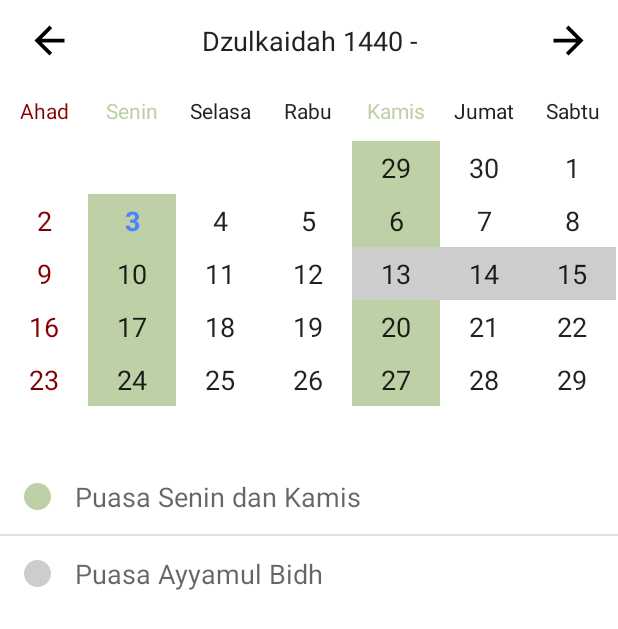
After one commit to alfirqotunnajiyah-com/androidafn, an Android app: the CalendarActivity screen opened directly, with no data from a screen before it, on a phone screen of 412 x 824 dp. The commit adds this screen. Shown: the top 629 px of the screen. Run offline under Robolectric (Android 15) with nearby library versions, the phone set to English and light mode, and no system bars.

Commit message:
add hijri calendar

```diff
--- a/app/build.gradle
+++ b/app/build.gradle
@@ -33,6 +33,7 @@ dependencies {
     //UI Lain
     implementation 'com.github.ybq:Android-SpinKit:1.2.0'
     implementation 'com.aurelhubert:ahbottomnavigation:2.2.0'
+    implementation 'net.danlew:android.joda:2.10.2'
 
     implementation "com.android.support:support-v4:+"
     implementation 'com.squareup.picasso:picasso:2.3.2'
--- /dev/null
+++ b/app/src/main/java/com/afn/afnapp/activity/CalendarActivity.java
@@ -0,0 +1,35 @@
+package com.afn.afnapp.activity;
+
+import android.os.Bundle;
+import android.support.v7.app.AppCompatActivity;
+import android.widget.Toast;
+
+import com.afn.afnapp.R;
+import com.afn.afnapp.widget.CalendarView;
+
+import java.text.DateFormat;
+import java.text.SimpleDateFormat;
+import java.util.Date;
+
+public class CalendarActivity extends AppCompatActivity {
+
+    @Override
+    protected void onCreate(Bundle savedInstanceState) {
+        super.onCreate(savedInstanceState);
+        setContentView(R.layout.activity_calendar);
+
+        CalendarView cv = ((CalendarView)findViewById(R.id.calendar_view));
+        cv.updateCalendar();
+
+        cv.setEventHandler(new CalendarView.EventHandler()
+        {
+            @Override
+            public void onDayLongPress(Date date)
+            {
+                // show returned day
+                DateFormat df = SimpleDateFormat.getDateInstance();
+                Toast.makeText(CalendarActivity.this, df.format(date), Toast.LENGTH_SHORT).show();
+            }
+        });
+    }
+}
--- a/app/src/main/java/com/afn/afnapp/fragment/FragmentBeranda.java
+++ b/app/src/main/java/com/afn/afnapp/fragment/FragmentBeranda.java
@@ -13,6 +13,7 @@ import android.widget.AdapterView;
 import com.afn.afnapp.R;
 import com.afn.afnapp.activity.AlQuranFeature.AlQuranActivity;
 import com.afn.afnapp.activity.ArahKiblat;
+import com.afn.afnapp.activity.CalendarActivity;
 import com.afn.afnapp.activity.DzikirPagiDanPetangActivity;
 import com.afn.afnapp.adapter.FiturAdapter;
 import com.afn.afnapp.model.FiturModel;
@@ -50,13 +51,15 @@ public class FragmentBeranda extends Fragment {
             "Dzikir Petang",
             "Al-Quran",
             "Arah Kiblat",
-            "Jadwal Sholat"
+            "Jadwal Sholat",
+            "Kalender Hijriah"
     };
     private int[] listGambarFitur = {
             R.drawable.ic_dzikir_pagi,
             R.drawable.ic_dzikir_petang,
             R.drawable.ic_quran,
             R.drawable.kompas_logo,
+            R.drawable.mosque,
             R.drawable.mosque
     };
 
@@ -106,6 +109,9 @@ public class FragmentBeranda extends Fragment {
                     startActivity(i);
                 } else if (ff.getFiturNama().equalsIgnoreCase("Jadwal Sholat")) {
                     Intent i = new Intent(getActivity(), JadwalSholat.class);
+                    startActivity(i);
+                } else if (ff.getFiturNama().equalsIgnoreCase("Kalender Hijriah")) {
+                    Intent i = new Intent(getActivity(), CalendarActivity.class);
                     startActivity(i);
                 }
             }
--- /dev/null
+++ b/app/src/main/java/com/afn/afnapp/widget/CalendarView.java
@@ -0,0 +1,366 @@
+package com.afn.afnapp.widget;
+
+import android.content.Context;
+import android.content.res.TypedArray;
+import android.graphics.Typeface;
+import android.util.AttributeSet;
+import android.view.LayoutInflater;
+import android.view.View;
+import android.view.ViewGroup;
+import android.widget.AdapterView;
+import android.widget.ArrayAdapter;
+import android.widget.GridView;
+import android.widget.ImageView;
+import android.widget.LinearLayout;
+import android.widget.ListView;
+import android.widget.TextView;
+
+import com.afn.afnapp.R;
+
+import org.joda.time.Chronology;
+import org.joda.time.DateTimeZone;
+import org.joda.time.LocalDate;
+import org.joda.time.chrono.ISOChronology;
+import org.joda.time.chrono.IslamicChronology;
+
+import java.util.ArrayList;
+import java.util.Calendar;
+import java.util.Date;
+import java.util.HashSet;
+
+public class CalendarView extends LinearLayout
+{
+    // for logging
+    private static final String LOGTAG = "Calendar View";
+
+    // how many days to show, defaults to six weeks, 42 days
+    private static final int DAYS_COUNT = 42;
+
+    // default date format
+    private static final String DATE_FORMAT = "MMM yyyy";
+
+    // date format
+    private String dateFormat;
+
+    // current displayed month
+    private Calendar currentDate = Calendar.getInstance();
+
+    //event handling
+    private EventHandler eventHandler = null;
+
+    // internal components
+    private LinearLayout header;
+    private ImageView btnPrev;
+    private ImageView btnNext;
+    private TextView txtDate;
+    private GridView grid;
+    private ListView listView;
+    private ListAdapter adapter;
+
+    Chronology iso = ISOChronology.getInstanceUTC();
+    Chronology hijri = IslamicChronology.getInstance(DateTimeZone.getDefault(), IslamicChronology.LEAP_YEAR_16_BASED);
+
+    private String[] sMonth = {"Muharram", "Safar", "Rabiul awal", "Rabiul akhir", "Jumadil awal", "Jumadil akhir", "Rajab", "Sya'ban", "Ramadhan", "Syawal", "Dzulkaidah", "Dzulhijjah"};
+    private ArrayList<String> textPuasa = new ArrayList<String>();
+    private ArrayList<Integer> colorPuasa = new ArrayList<Integer>();
+
+    private String tmp = "";
+
+    private int iMonth = currentDate.get(Calendar.MONTH);
+
+    public CalendarView(Context context)
+    {
+        super(context);
+    }
+
+    public CalendarView(Context context, AttributeSet attrs)
+    {
+        super(context, attrs);
+        initControl(context, attrs);
+    }
+
+    public CalendarView(Context context, AttributeSet attrs, int defStyleAttr)
+    {
+        super(context, attrs, defStyleAttr);
+        initControl(context, attrs);
+    }
+
+    /**
+     * Load control xml layout
+     */
+    private void initControl(Context context, AttributeSet attrs)
+    {
+        LayoutInflater inflater = (LayoutInflater) context.getSystemService(Context.LAYOUT_INFLATER_SERVICE);
+        inflater.inflate(R.layout.control_calendar, this);
+
+        loadDateFormat(attrs);
+        assignUiElements();
+        assignClickHandlers();
+
+        updateCalendar();
+    }
+
+    private void loadDateFormat(AttributeSet attrs)
+    {
+        TypedArray ta = getContext().obtainStyledAttributes(attrs, R.styleable.CalendarView);
+
+        try
+        {
+            // try to load provided date format, and fallback to default otherwise
+            dateFormat = ta.getString(R.styleable.CalendarView_dateFormat);
+            if (dateFormat == null)
+                dateFormat = DATE_FORMAT;
+        }
+        finally
+        {
+            ta.recycle();
+        }
+    }
+
+    private void assignUiElements()
+    {
+        // layout is inflated, assign local variables to components
+        header = (LinearLayout)findViewById(R.id.calendar_header);
+        btnPrev = (ImageView)findViewById(R.id.calendar_prev_button);
+        btnNext = (ImageView)findViewById(R.id.calendar_next_button);
+        txtDate = (TextView)findViewById(R.id.calendar_date_display);
+        grid = (GridView)findViewById(R.id.calendar_grid);
+        listView = (ListView)findViewById(R.id.lvPuasa);
+
+        adapter = new ListAdapter(getContext(), textPuasa, colorPuasa);
+        listView.setAdapter(adapter);
+    }
+
+    private void assignClickHandlers()
+    {
+        // add one month and refresh UI
+        btnNext.setOnClickListener(new OnClickListener()
+        {
+            @Override
+            public void onClick(View v)
+            {
+                //reset puasa
+                textPuasa.clear();
+                colorPuasa.clear();
+
+                currentDate.add(Calendar.MONTH, 1);
+                iMonth++;
+                updateCalendar();
+            }
+        });
+
+        // subtract one month and refresh UI
+        btnPrev.setOnClickListener(new OnClickListener()
+        {
+            @Override
+            public void onClick(View v)
+            {
+                if (iMonth >= 1) {
+                    //reset puasa
+                    textPuasa.clear();
+                    colorPuasa.clear();
+
+                    currentDate.add(Calendar.MONTH, -1);
+                    iMonth--;
+                    updateCalendar();
+                }
+            }
+        });
+
+        // long-pressing a day
+        grid.setOnItemLongClickListener(new AdapterView.OnItemLongClickListener()
+        {
+
+            @Override
+            public boolean onItemLongClick(AdapterView<?> view, View cell, int position, long id)
+            {
+                // handle long-press
+                if (eventHandler == null)
+                    return false;
+
+                eventHandler.onDayLongPress((Date)view.getItemAtPosition(position));
+                return true;
+            }
+        });
+    }
+
+    /**
+     * Display dates correctly in grid
+     */
+    public void updateCalendar()
+    {
+        updateCalendar(null);
+    }
+
+    /**
+     * Display dates correctly in grid
+     */
+    public void updateCalendar(HashSet<Date> events)
+    {
+        //reset title
+        tmp = "";
+
+        ArrayList<Date> cells = new ArrayList<>();
+        Calendar calendar = (Calendar)currentDate.clone();
+
+        // determine the cell for current month's beginning
+        calendar.set(Calendar.DAY_OF_MONTH, 1);
+        int monthBeginningCell = calendar.get(Calendar.DAY_OF_WEEK) - 1;
+
+        // move calendar backwards to the beginning of the week
+        calendar.add(Calendar.DAY_OF_MONTH, -monthBeginningCell);
+
+        // fill cells
+        while (cells.size() < DAYS_COUNT)
+        {
+            cells.add(calendar.getTime());
+            calendar.add(Calendar.DAY_OF_MONTH, 1);
+        }
+
+        // update grid
+        grid.setAdapter(new CalendarAdapter(getContext(), cells, events));
+    }
+
+
+    private class CalendarAdapter extends ArrayAdapter<Date>
+    {
+        // days with events
+        private HashSet<Date> eventDays;
+
+        // for view inflation
+        private LayoutInflater inflater;
+
+        public CalendarAdapter(Context context, ArrayList<Date> days, HashSet<Date> eventDays)
+        {
+            super(context, R.layout.control_calendar_day, days);
+            this.eventDays = eventDays;
+            inflater = LayoutInflater.from(context);
+        }
+
+        @Override
+        public View getView(int position, View view, ViewGroup parent)
+        {
+            // day in question
+            Date date = getItem(position);
+            int day = date.getDate();
+            int month = date.getMonth();
+            int year = date.getYear();
+
+            // today
+            Date today = new Date();
+
+            // inflate item if it does not exist yet
+            if (view == null)
+                view = inflater.inflate(R.layout.control_calendar_day, null, false);
+
+            // if this day has an event, specify event image
+            view.setBackgroundResource(0);
+            if (eventDays != null)
+            {
+                for (Date eventDate : eventDays)
+                {
+                    if (eventDate.getDate() == day &&
+                            eventDate.getMonth() == month &&
+                            eventDate.getYear() == year)
+                    {
+                        // mark this day for event
+                        view.setBackgroundResource(R.drawable.reminder);
+                        break;
+                    }
+                }
+            }
+
+            // clear styling
+            ((TextView)view).setTypeface(null, Typeface.NORMAL);
+            //((TextView)view).setTextColor(Color.BLACK);
+            ((TextView)view).setText("");
+
+            // set text
+            LocalDate todayIso = new LocalDate(LocalDate.fromDateFields(date), iso);
+            LocalDate todayHijri = new LocalDate(todayIso.toDateTimeAtStartOfDay(), hijri);
+            ((TextView)view).setText(String.valueOf(todayHijri.getDayOfMonth()));
+
+            // pewarnaan puasa -- sort by priority
+            if (month == iMonth % 12) {
+                if (todayHijri.getMonthOfYear()-1 == 9 && todayHijri.getDayOfMonth() == 1) {
+                    ((TextView)view).setBackgroundColor(getResources().getColor(R.color.dilarang));
+                    if (!colorPuasa.contains(R.color.dilarang)) {
+                        textPuasa.add("Hari yang dilarang Puasa");
+                        colorPuasa.add(R.color.dilarang);
+                    }
+                } else if (todayHijri.getMonthOfYear()-1 == 9 && (todayHijri.getDayOfMonth() >= 2 && todayHijri.getDayOfMonth() <= 7)) {
+                    ((TextView)view).setBackgroundColor(getResources().getColor(R.color.syawwal));
+                    if (!colorPuasa.contains(R.color.syawwal)) {
+                        textPuasa.add("Puasa 6 hari dibulan Syawwal");
+                        colorPuasa.add(R.color.syawwal);
+                    }
+                } else if (todayHijri.getMonthOfYear()-1 == 8) {
+                    ((TextView)view).setBackgroundColor(getResources().getColor(R.color.ramadhan));
+                    if (!colorPuasa.contains(R.color.ramadhan)) {
+                        textPuasa.add("Puasa Ramadhan");
+                        colorPuasa.add(R.color.ramadhan);
+                    }
+                } else if (todayHijri.getDayOfMonth() >= 13 && todayHijri.getDayOfMonth() <= 15) {
+                    ((TextView)view).setBackgroundColor(getResources().getColor(R.color.ayyamul_bidh));
+                    if (!colorPuasa.contains(R.color.ayyamul_bidh)) {
+                        textPuasa.add("Puasa Ayyamul Bidh");
+                        colorPuasa.add(R.color.ayyamul_bidh);
+                    }
+                } else if (date.getDay() == 1 || date.getDay() == 4) {
+                    ((TextView)view).setBackgroundColor(getResources().getColor(R.color.senin_kamis));
+                    if (!colorPuasa.contains(R.color.senin_kamis)) {
+                        textPuasa.add("Puasa Senin dan Kamis");
+                        colorPuasa.add(R.color.senin_kamis);
+                    }
+                }
+            }
+
+            adapter.notifyDataSetChanged();
+
+            if (month != iMonth % 12)
+            {
+                // if this day is outside current month, ngga usah di tampilin
+                ((TextView)view).setText("");
+                ((TextView)view).setBackgroundColor(0);
+            }
+            else if (day == today.getDate() && month == today.getMonth() && year == today.getYear())
+            {
+                // if it is today, set it to blue/bold
+                ((TextView)view).setTypeface(null, Typeface.BOLD);
+                ((TextView)view).setTextColor(getResources().getColor(R.color.today));
+            }
+
+            if (date.getDay() == 0) ((TextView)view).setTextColor(getResources().getColor(R.color.ahad));
+
+            //todo betulin bulan hijriahnya
+            if (month == iMonth % 12) {
+                if (!tmp.contains(sMonth[todayHijri.getMonthOfYear()-1]))
+                    tmp = tmp.concat(sMonth[todayHijri.getMonthOfYear()-1] + " " + todayHijri.getYear());
+                if (!tmp.contains("-"))
+                    tmp = tmp.concat(" -\n");
+                if (!tmp.contains(sMonth[todayHijri.getMonthOfYear()-1]))
+                    tmp = tmp.concat(sMonth[todayHijri.getMonthOfYear()-1] + " " + todayHijri.getYear());
+            }
+            txtDate.setText(tmp);
+
+            return view;
+        }
+    }
+
+    /**
+     * Assign event handler to be passed needed events
+     */
+    public void setEventHandler(EventHandler eventHandler)
+    {
+        this.eventHandler = eventHandler;
+    }
+
+    /**
+     * This interface defines what events to be reported to
+     * the outside world
+     */
+    public interface EventHandler
+    {
+        void onDayLongPress(Date date);
+    }
+}
--- /dev/null
+++ b/app/src/main/java/com/afn/afnapp/widget/ListAdapter.java
@@ -0,0 +1,48 @@
+package com.afn.afnapp.widget;
+
+import android.content.Context;
+import android.graphics.drawable.Drawable;
+import android.support.v4.graphics.drawable.DrawableCompat;
+import android.support.v7.content.res.AppCompatResources;
+import android.view.LayoutInflater;
+import android.view.View;
+import android.view.ViewGroup;
+import android.widget.ArrayAdapter;
+import android.widget.ImageView;
+import android.widget.TextView;
+
+import com.afn.afnapp.R;
+
+import java.util.ArrayList;
+
+public class ListAdapter extends ArrayAdapter<String> {
+
+    private final Context context;
+    private final ArrayList<String> content;
+    private final ArrayList<Integer> color;
+
+    public ListAdapter(Context context, ArrayList<String> content, ArrayList<Integer> color) {
+        super(context, R.layout.item_puasa, content);
+
+        this.context = context;
+        this.content = content;
+        this.color = color;
+    }
+
+    public View getView(int position, View view, ViewGroup parent) {
+        LayoutInflater inflater = LayoutInflater.from(context);
+        View rowView = inflater.inflate(R.layout.item_puasa, null,true);
+
+        TextView contentText = (TextView) rowView.findViewById(R.id.textView);
+        ImageView imageView = (ImageView) rowView.findViewById(R.id.imageView);
+
+        Drawable unwrappedDrawable = AppCompatResources.getDrawable(context, R.drawable.circle_shape);
+        Drawable wrappedDrawable = DrawableCompat.wrap(unwrappedDrawable);
+        DrawableCompat.setTint(wrappedDrawable, context.getResources().getColor(color.get(position)));
+
+        contentText.setText(content.get(position));
+        imageView.setImageDrawable(wrappedDrawable);
+
+        return rowView;
+    }
+}
--- /dev/null
+++ b/app/src/main/res/drawable/circle_shape.xml
@@ -0,0 +1,13 @@
+<?xml version="1.0" encoding="utf-8"?>
+<shape
+    xmlns:android="http://schemas.android.com/apk/res/android"
+    android:shape="oval">
+
+    <solid
+        android:color="@android:color/white"/>
+
+    <size
+        android:width="18dp"
+        android:height="18dp"/>
+
+</shape>
--- /dev/null
+++ b/app/src/main/res/drawable/ic_next.xml
@@ -0,0 +1,9 @@
+<vector xmlns:android="http://schemas.android.com/apk/res/android"
+        android:width="24dp"
+        android:height="24dp"
+        android:viewportWidth="24.0"
+        android:viewportHeight="24.0">
+    <path
+        android:fillColor="#FF000000"
+        android:pathData="M12,4l-1.41,1.41L16.17,11H4v2h12.17l-5.58,5.59L12,20l8,-8z"/>
+</vector>
--- /dev/null
+++ b/app/src/main/res/drawable/ic_prev.xml
@@ -0,0 +1,9 @@
+<vector xmlns:android="http://schemas.android.com/apk/res/android"
+        android:width="24dp"
+        android:height="24dp"
+        android:viewportWidth="24.0"
+        android:viewportHeight="24.0">
+    <path
+        android:fillColor="#FF000000"
+        android:pathData="M20,11H7.83l5.59,-5.59L12,4l-8,8 8,8 1.41,-1.41L7.83,13H20v-2z"/>
+</vector>
--- /dev/null
+++ b/app/src/main/res/layout/activity_calendar.xml
@@ -0,0 +1,17 @@
+<?xml version="1.0" encoding="utf-8"?>
+<LinearLayout
+    xmlns:android="http://schemas.android.com/apk/res/android"
+    xmlns:tools="http://schemas.android.com/tools"
+    android:layout_width="match_parent"
+    android:layout_height="match_parent"
+    android:orientation="vertical"
+    tools:context=".activity.CalendarActivity" >
+
+    <com.afn.afnapp.widget.CalendarView
+        xmlns:calendarNS="http://schemas.android.com/apk/res/com.afn.afnapp"
+        android:id="@+id/calendar_view"
+        android:layout_width="match_parent"
+        android:layout_height="match_parent"
+        calendarNS:dateFormat="MMMM YYYY"/>
+
+</LinearLayout>
--- /dev/null
+++ b/app/src/main/res/layout/control_calendar.xml
@@ -0,0 +1,126 @@
+<?xml version="1.0" encoding="utf-8"?>
+<LinearLayout
+	xmlns:android="http://schemas.android.com/apk/res/android"
+	android:orientation="vertical"
+	android:layout_width="match_parent"
+	android:layout_height="match_parent"
+	android:background="@android:color/white">
+
+	<!-- date toolbar -->
+	<RelativeLayout
+		android:layout_width="match_parent"
+		android:layout_height="wrap_content"
+		android:paddingTop="12dp"
+		android:paddingBottom="12dp"
+		android:paddingLeft="18dp"
+		android:paddingRight="18dp">
+
+		<!-- prev button -->
+		<ImageView
+			android:id="@+id/calendar_prev_button"
+			android:layout_width="30dp"
+			android:layout_height="30dp"
+			android:layout_centerVertical="true"
+			android:layout_alignParentLeft="true"
+			android:src="@drawable/ic_prev"/>
+
+		<!-- date title -->
+		<TextView
+			android:id="@+id/calendar_date_display"
+			android:layout_width="wrap_content"
+			android:layout_height="wrap_content"
+			android:layout_centerVertical="true"
+			android:layout_toRightOf="@+id/calendar_prev_button"
+			android:layout_toLeftOf="@+id/calendar_next_button"
+			android:gravity="center"
+			android:textAppearance="@android:style/TextAppearance.Medium"
+			android:textColor="#222222"
+			android:text="current date"/>
+
+		<!-- next button -->
+		<ImageView
+			android:id="@+id/calendar_next_button"
+			android:layout_width="30dp"
+			android:layout_height="30dp"
+			android:layout_centerVertical="true"
+			android:layout_alignParentRight="true"
+			android:src="@drawable/ic_next"/>
+	</RelativeLayout>
+
+	<!-- days header -->
+	<LinearLayout
+		android:id="@+id/calendar_header"
+		android:layout_width="match_parent"
+		android:layout_height="40dp"
+		android:gravity="center_vertical"
+		android:orientation="horizontal">
+
+		<TextView
+			android:layout_width="0dp"
+			android:layout_height="wrap_content"
+			android:layout_weight="1"
+			android:gravity="center_horizontal"
+			android:textColor="@color/ahad"
+			android:text="Ahad"/>
+
+		<TextView
+			android:layout_width="0dp"
+			android:layout_height="wrap_content"
+			android:layout_weight="1"
+			android:gravity="center_horizontal"
+			android:textColor="@color/senin_kamis"
+			android:text="Senin"/>
+
+		<TextView
+			android:layout_width="0dp"
+			android:layout_height="wrap_content"
+			android:layout_weight="1"
+			android:gravity="center_horizontal"
+			android:textColor="#222222"
+			android:text="Selasa"/>
+
+		<TextView
+			android:layout_width="0dp"
+			android:layout_height="wrap_content"
+			android:layout_weight="1"
+			android:gravity="center_horizontal"
+			android:textColor="#222222"
+			android:text="Rabu"/>
+
+		<TextView
+			android:layout_width="0dp"
+			android:layout_height="wrap_content"
+			android:layout_weight="1"
+			android:gravity="center_horizontal"
+			android:textColor="@color/senin_kamis"
+			android:text="Kamis"/>
+
+		<TextView
+			android:layout_width="0dp"
+			android:layout_height="wrap_content"
+			android:layout_weight="1"
+			android:gravity="center_horizontal"
+			android:textColor="#222222"
+			android:text="Jumat"/>
+
+		<TextView
+			android:layout_width="0dp"
+			android:layout_height="wrap_content"
+			android:layout_weight="1"
+			android:gravity="center_horizontal"
+			android:textColor="#222222"
+			android:text="Sabtu"/>
+	</LinearLayout>
+
+	<!-- days view -->
+	<GridView
+		android:id="@+id/calendar_grid"
+		android:layout_width="match_parent"
+		android:layout_height="wrap_content"
+		android:numColumns="7"/>
+
+	<ListView
+		android:id="@+id/lvPuasa"
+		android:layout_width="match_parent"
+		android:layout_height="wrap_content"/>
+</LinearLayout>
--- /dev/null
+++ b/app/src/main/res/layout/control_calendar_day.xml
@@ -0,0 +1,11 @@
+<?xml version="1.0" encoding="utf-8"?>
+<TextView
+	xmlns:android="http://schemas.android.com/apk/res/android"
+	xmlns:tools="http://schemas.android.com/tools"
+	android:layout_width="match_parent"
+	android:layout_height="match_parent"
+	android:minHeight="35dp"
+	android:gravity="center"
+	android:textAppearance="@android:style/TextAppearance.Medium"
+	android:textAlignment="center"
+	tools:text="00" />
--- /dev/null
+++ b/app/src/main/res/layout/item_puasa.xml
@@ -0,0 +1,36 @@
+<?xml version="1.0" encoding="utf-8"?>
+<android.support.constraint.ConstraintLayout xmlns:android="http://schemas.android.com/apk/res/android"
+    xmlns:app="http://schemas.android.com/apk/res-auto"
+    android:layout_width="match_parent"
+    android:layout_height="wrap_content">
+
+    <ImageView
+        android:id="@+id/imageView"
+        android:layout_width="wrap_content"
+        android:layout_height="wrap_content"
+        android:layout_marginStart="16dp"
+        android:layout_marginTop="16dp"
+        android:layout_marginBottom="16dp"
+        android:src="@drawable/circle_shape"
+        app:layout_constraintBottom_toBottomOf="parent"
+        app:layout_constraintStart_toStartOf="parent"
+        app:layout_constraintTop_toTopOf="parent"
+        android:layout_marginLeft="16dp" />
+
+    <TextView
+        android:id="@+id/textView"
+        style="@style/TextAppearance.AppCompat.Medium"
+        android:layout_width="0dp"
+        android:layout_height="0dp"
+        android:layout_marginStart="16dp"
+        android:layout_marginTop="8dp"
+        android:layout_marginEnd="16dp"
+        android:layout_marginBottom="8dp"
+        android:gravity="center_vertical"
+        android:text="Puasa"
+        app:layout_constraintBottom_toBottomOf="parent"
+        app:layout_constraintEnd_toEndOf="parent"
+        app:layout_constraintStart_toEndOf="@+id/imageView"
+        app:layout_constraintTop_toTopOf="parent" />
+
+</android.support.constraint.ConstraintLayout>
--- /dev/null
+++ b/app/src/main/res/values/attrs.xml
@@ -0,0 +1,6 @@
+<?xml version="1.0" encoding="UTF-8"?>
+<resources>
+	<declare-styleable name="CalendarView">
+		<attr name="dateFormat" format="string"/>
+	</declare-styleable>
+</resources>
--- a/app/src/main/res/values/colors.xml
+++ b/app/src/main/res/values/colors.xml
@@ -22,4 +22,13 @@
     <color name="textColor">#383838</color>
     <color name="textColorSecondary">#afafaf</color>
     <color name="transparet">#00ffffff</color>
+
+    <color name="today">#4b82ff</color>
+    <color name="greyed_out">#c7c7c7</color>
+    <color name="ahad">#820001</color>
+    <color name="senin_kamis">#BED1A6</color>
+    <color name="ramadhan">#AAD5CE</color>
+    <color name="dilarang">#E4C478</color>
+    <color name="syawwal">#E1B49B</color>
+    <color name="ayyamul_bidh">#CDCDCD</color>
 </resources>
```
Also changed, not shown: app/src/main/AndroidManifest.xml (+4 -3 lines), app/src/main/res/drawable/reminder.png (added).
